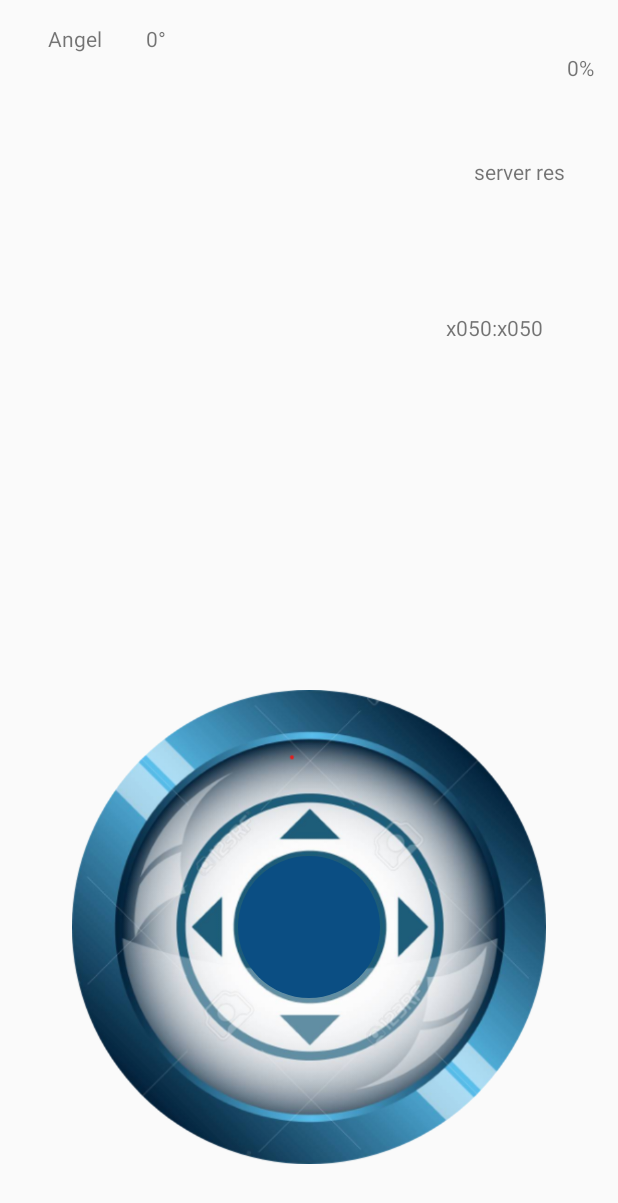
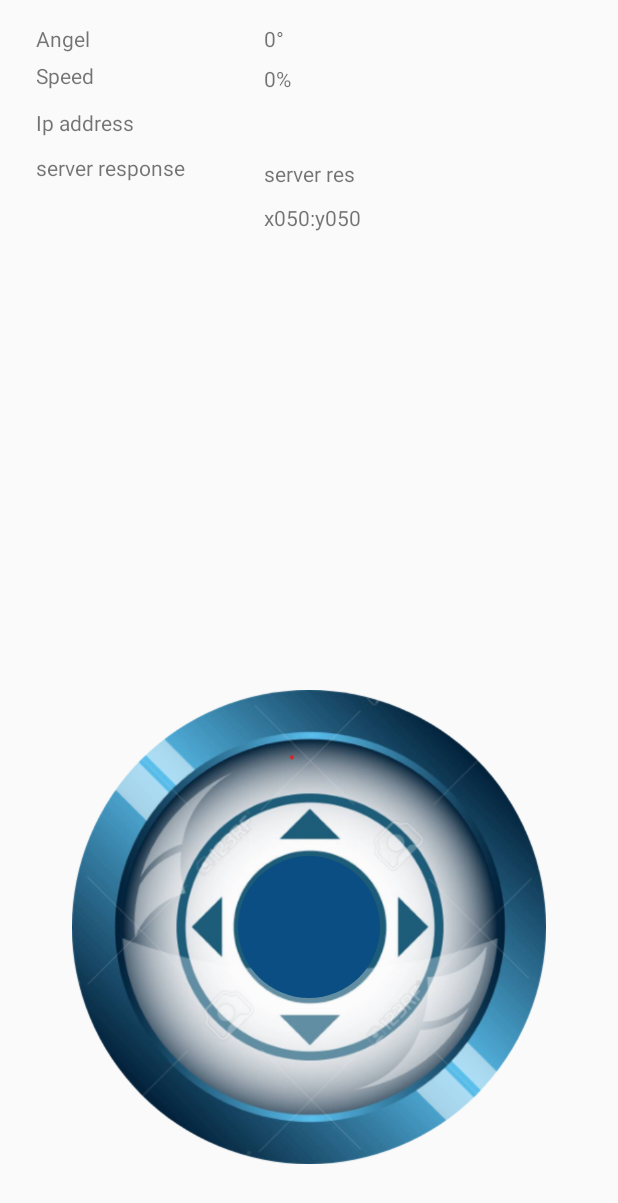
Before and after one commit to DIT112-V20/group-11, an Android app: the Control screen opened directly, with no data from a screen before it, on a phone screen of 412 x 824 dp. Shown: the top 1203 px of the screen. Run offline under Robolectric (Android 15) with nearby library versions, the phone set to English and light mode, and no system bars; libraries missing offline, so code that uses them is left out: com.apptakk.http_request.

Commit message:
Edited all the control text views and added a few more to control.xml. Deleted the useless dependencies from the gradleBuild file.

```diff
--- a/TrailGage/app/build.gradle
+++ b/TrailGage/app/build.gradle
@@ -40,22 +40,12 @@ dependencies {
     testImplementation 'junit:junit:4.13'
     androidTestImplementation 'androidx.test.ext:junit:1.1.1'
     androidTestImplementation 'androidx.test.espresso:espresso-core:3.2.0'
-    //joy stick dependency
-    //implementation 'io.github.controlwear:virtualjoystick:1.10.1'
-    // get request decencies
-    // Recycler view
-    //noinspection GradleCompatible
+
     implementation "com.android.support:recyclerview-v7:29.0.0"
 
 // Card view
     //noinspection GradleCompatible
     implementation 'com.android.support:cardview-v7:X.0.0'
-
-// Retrofit
-    implementation "com.squareup.retrofit2:retrofit:2.7.1"
-    implementation "com.squareup.retrofit2:converter-gson:2.7.1"
-    //request handler.
-    implementation 'com.apptakk.http_request:http-request:0.3.0'
     // imported libs
     implementation project(path: ':virtualjoystick')
 
--- a/TrailGage/app/src/main/res/layout/activity_control.xml
+++ b/TrailGage/app/src/main/res/layout/activity_control.xml
@@ -20,51 +20,98 @@
         custom:JV_fixedCenter="false"/>
 
 
+
     <TextView
         android:id="@+id/textView_angle_right"
         android:layout_width="wrap_content"
         android:layout_height="wrap_content"
+        android:layout_alignParentStart="true"
         android:layout_alignParentRight="true"
-        android:layout_marginRight="285dp"
+        android:layout_marginStart="160dp"
+        android:layout_marginRight="237dp"
         android:text="0°" />
 
     <TextView
         android:id="@+id/textView_strength_right"
         android:layout_width="wrap_content"
         android:layout_height="wrap_content"
+        android:layout_below="@+id/textView_angle_right"
+        android:layout_alignParentStart="true"
         android:layout_alignParentRight="true"
+        android:layout_marginStart="160dp"
+        android:layout_marginTop="7dp"
+        android:layout_marginRight="277dp"
+        android:text="0%" />
+
+    <TextView
+        android:id="@+id/textView_strength_right3"
+        android:layout_width="62dp"
+        android:layout_height="wrap_content"
         android:layout_below="@+id/textView_angle_right"
-        android:text="0%"/>
-
+        android:layout_alignParentRight="true"
+        android:layout_marginTop="5dp"
+        android:layout_marginRight="310dp"
+        android:text="Speed" />
 
     <TextView
         android:id="@+id/textView_coordinate_right"
-        android:layout_width="wrap_content"
-        android:layout_height="wrap_content"
+        android:layout_width="91dp"
+        android:layout_height="21dp"
         android:layout_below="@+id/textView_strength_right"
+        android:layout_alignParentStart="true"
         android:layout_alignParentRight="true"
-        android:layout_marginTop="154dp"
-        android:layout_marginRight="34dp"
-        android:text="x050:x050" />
+        android:layout_marginStart="160dp"
+        android:layout_marginTop="73dp"
+        android:layout_marginRight="317dp"
+        android:text="x050:y050" />
 
     <TextView
         android:id="@+id/textView_Http_response"
         android:layout_width="wrap_content"
         android:layout_height="wrap_content"
         android:layout_below="@+id/textView_strength_right"
+        android:layout_alignParentStart="true"
         android:layout_alignParentRight="true"
-        android:layout_marginTop="50dp"
-        android:layout_marginRight="19dp"
+        android:layout_marginStart="160dp"
+        android:layout_marginTop="44dp"
+        android:layout_marginRight="191dp"
         android:text="server res" />
+
+    <TextView
+        android:id="@+id/textView_Http_response2"
+        android:layout_width="123dp"
+        android:layout_height="20dp"
+        android:layout_below="@+id/textView_strength_right"
+        android:layout_alignParentStart="true"
+        android:layout_alignParentRight="true"
+        android:layout_marginStart="8dp"
+        android:layout_marginTop="40dp"
+        android:layout_marginRight="272dp"
+        android:text="server response" />
 
     <TextView
         android:id="@+id/textView_Ip_Add"
         android:layout_width="149dp"
         android:layout_height="wrap_content"
         android:layout_below="@+id/textView_strength_right"
+        android:layout_alignParentStart="true"
         android:layout_alignParentRight="true"
-        android:layout_marginTop="15dp"
-        android:layout_marginRight="10dp"
+        android:layout_marginStart="160dp"
+        android:layout_marginTop="11dp"
+        android:layout_marginRight="140dp"
+        android:text="Ip address" />
+
+    <TextView
+        android:id="@+id/textView_Ip_Add2"
+        android:layout_width="91dp"
+        android:layout_height="21dp"
+        android:layout_below="@+id/textView_strength_right"
+        android:layout_alignParentStart="true"
+        android:layout_alignParentRight="true"
+
+        android:layout_marginStart="8dp"
+        android:layout_marginTop="10dp"
+        android:layout_marginRight="299dp"
         android:text="Ip address" />
 
     <io.github.controlwear.virtual.joystick.android.JoystickView
@@ -83,7 +130,7 @@
         android:layout_width="wrap_content"
         android:layout_height="wrap_content"
         android:layout_alignParentStart="true"
-        android:layout_marginStart="16dp"
+        android:layout_marginStart="8dp"
         android:text="Angel" />
 
 </RelativeLayout>
```
